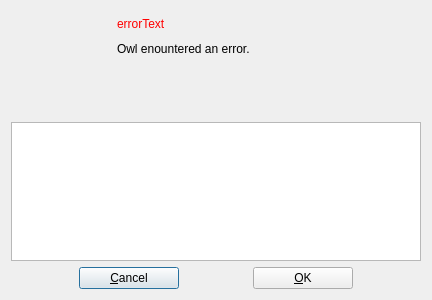
The window that src/ErrorReportDlg.ui (zethon/Owl) describes before a commit, drawn with Qt 5.
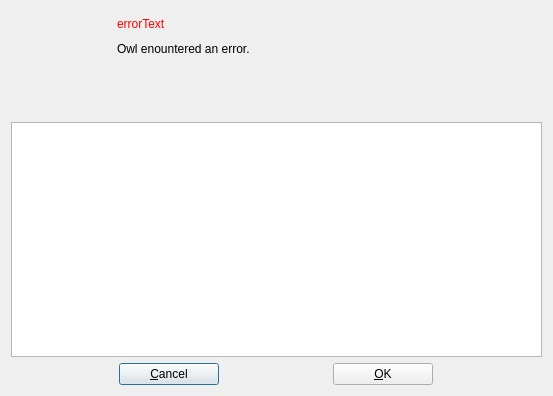
The same window after the commit.

Commit message: the exception class now stores the error_info;

```diff
--- a/src/ErrorReportDlg.ui
+++ b/src/ErrorReportDlg.ui
@@ -6,8 +6,8 @@
    <rect>
     <x>0</x>
     <y>0</y>
-    <width>432</width>
-    <height>300</height>
+    <width>553</width>
+    <height>396</height>
    </rect>
   </property>
   <property name="minimumSize">
```
The commit also changes 2 other files.
